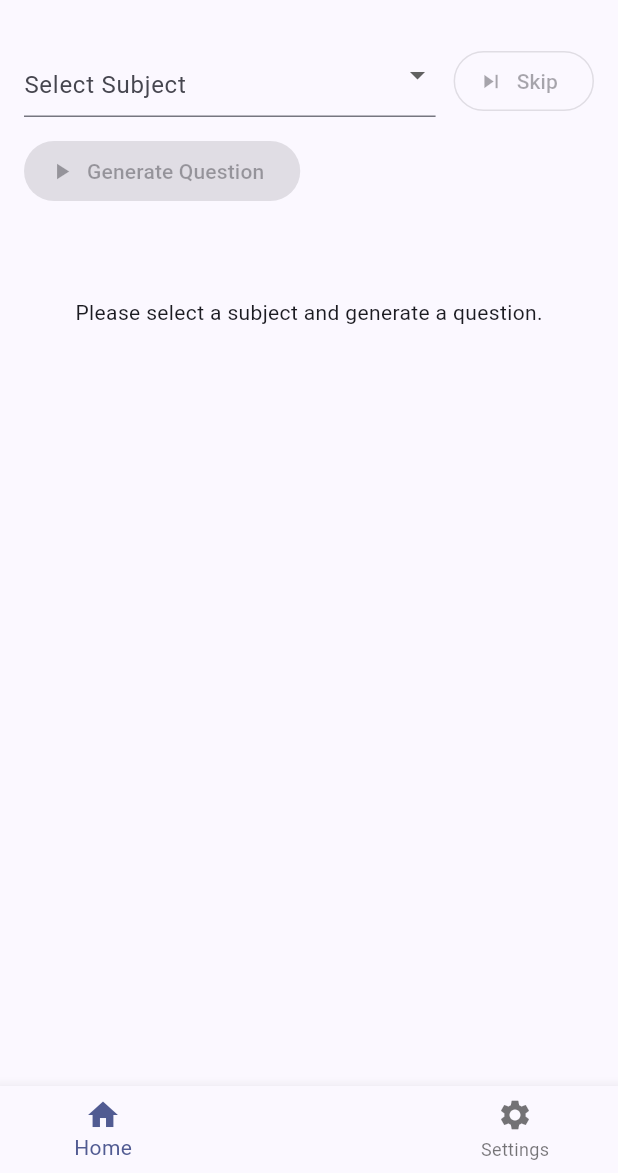
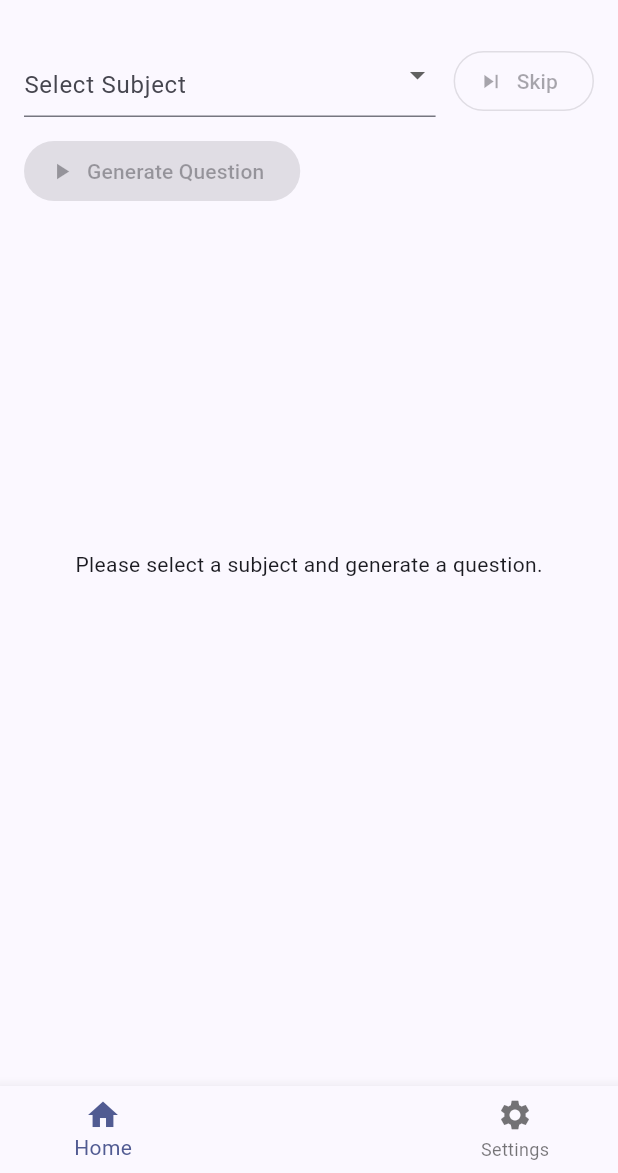
Before and after one commit to Gao-Ming-1/Pantheon-Learn, a Flutter app: the screen it shows after launch, on a phone screen of 412 x 824 dp, the part 63-1236 px from its top. Run offline on Flutter 3.47's test engine with Material 3 defaults, Android fonts, the phone set to English and light mode, and no system bars; our stand-ins replace flutter_tts.

Commit message:
9.29 8:08

```diff
--- a/lib/screens/quiz_page.dart
+++ b/lib/screens/quiz_page.dart
@@ -231,6 +231,10 @@ class _QuizPageState extends State<QuizPage> {
               if (v == null) return;
               setState(() {
                 englishQuestionMode = v;
+                // 切换模式后清空当前题目，显示默认提示
+                current = null;
+                selectedIndex = null;
+                error = null;
               });
             },
             decoration: const InputDecoration(
@@ -333,7 +337,7 @@ class _QuizPageState extends State<QuizPage> {
             const SizedBox(height: 12),
             current == null
                 ? const Padding(
-                  padding: EdgeInsets.only(top: 32),
+                  padding: EdgeInsets.only(top: 200),
                   child: Center(
                     child: Text(
                       'Please select a subject and generate a question.',
```
